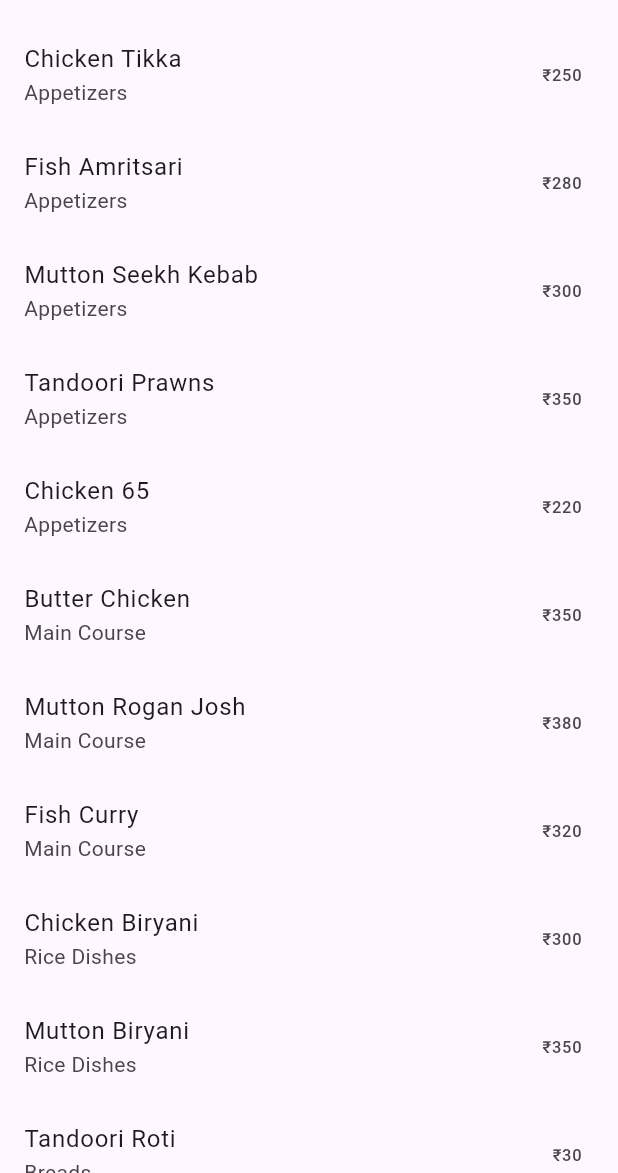
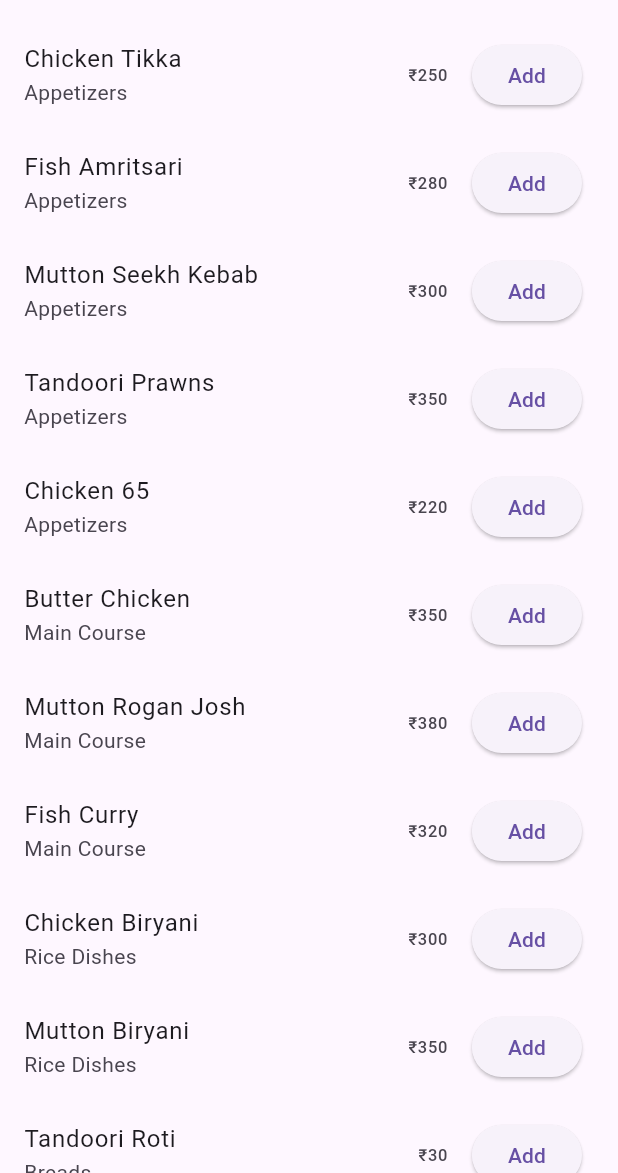
Before and after one commit to ivisvamshi/Flutter-Projects, a Flutter app: the screen it shows after launch, on a phone screen of 412 x 824 dp, the part 63-1236 px from its top. Run offline on Flutter 3.47's test engine with Material 3 defaults, Android fonts, the phone set to English and light mode, and no system bars; our stand-ins replace camera, image_picker, intl_phone_field.

Commit message:
08Oct20241245 : add button added to Menu_screen

```diff
--- a/restaurant/lib/screens/menu_screen.dart
+++ b/restaurant/lib/screens/menu_screen.dart
@@ -1,4 +1,3 @@
-//menu_screen.dart        - red screen fixed.
 import 'package:flutter/material.dart';
 import '../models/menu_item.dart';
 import '../services/menu_service.dart';
@@ -14,6 +13,7 @@ class _MenuScreenState extends State<MenuScreen> {
   final MenuService _menuService = MenuService();
   final ScrollController _scrollController = ScrollController();
   List<MenuItem> _menuItems = [];
+  Map<int, int> _selectedItems = {}; // Map to store item id and its quantity
   bool _isLoading = false;
   int _displayedItemCount = 20;
   final int _loadIncrement = 20;
@@ -67,6 +67,15 @@ class _MenuScreenState extends State<MenuScreen> {
     }
   }
 
+  void _updateItemQuantity(int itemId, int delta) {
+    setState(() {
+      _selectedItems.update(itemId, (value) => (value + delta).clamp(0, 99), ifAbsent: () => delta.clamp(0, 99));
+      if (_selectedItems[itemId] == 0) {
+        _selectedItems.remove(itemId);
+      }
+    });
+  }
+
   @override
   Widget build(BuildContext context) {
     return Scaffold(
@@ -86,10 +95,33 @@ class _MenuScreenState extends State<MenuScreen> {
                 }
 
                 final item = _menuItems[index];
+                final itemQuantity = _selectedItems[item.id] ?? 0;
+
                 return ListTile(
                   title: Text(item.name),
                   subtitle: Text(item.category),
-                  trailing: Text('₹${item.price}'),
+                  trailing: Row(
+                    mainAxisSize: MainAxisSize.min,
+                    children: [
+                      Text('₹${item.price}'),
+                      const SizedBox(width: 16),
+                      if (itemQuantity > 0) ...[
+                        IconButton(
+                          icon: const Icon(Icons.remove),
+                          onPressed: () => _updateItemQuantity(item.id, -1),
+                        ),
+                        Text('$itemQuantity'),
+                        IconButton(
+                          icon: const Icon(Icons.add),
+                          onPressed: () => _updateItemQuantity(item.id, 1),
+                        ),
+                      ] else
+                        ElevatedButton(
+                          child: const Text('Add'),
+                          onPressed: () => _updateItemQuantity(item.id, 1),
+                        ),
+                    ],
+                  ),
                 );
               },
             ),
```
